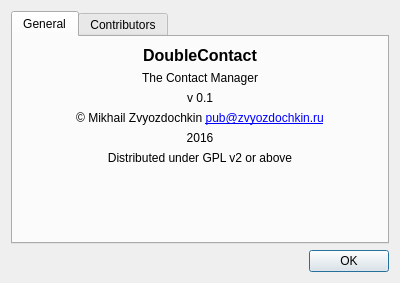
DarkHobbit/doublecontact, file app/aboutdialog.ui: the form before one commit.
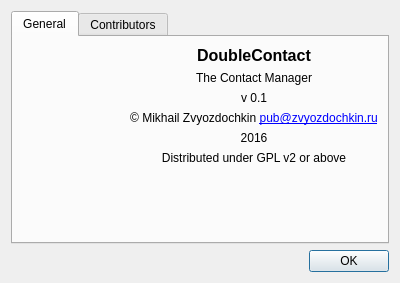
The form after the commit. Icons and pictures are not drawn.

Commit message: Icon added to about dialog. Desktop enrty added to debian package

Patch:
```diff
--- a/app/aboutdialog.ui
+++ b/app/aboutdialog.ui
@@ -25,6 +25,20 @@
       </attribute>
       <layout class="QVBoxLayout" name="verticalLayout_4">
        <item>
+        <layout class="QHBoxLayout" name="horizontalLayout">
+         <item>
+          <widget class="QLabel" name="lbIcon">
+           <property name="text">
+            <string/>
+           </property>
+           <property name="pixmap">
+            <pixmap resource="doublecontact.qrc">:/img/64x64/doublecontact_64x64.png</pixmap>
+           </property>
+          </widget>
+         </item>
+         <item>
+          <layout class="QVBoxLayout" name="verticalLayout_3">
+           <item>
         <widget class="QLabel" name="lbName">
          <property name="font">
           <font>
@@ -94,6 +108,10 @@
          </property>
         </widget>
        </item>
+          </layout>
+         </item>
+        </layout>
+       </item>
        <item>
         <spacer name="verticalSpacer">
          <property name="orientation">
```
Left out of the diff: 4 changed lines with no effect on the pictures. Lines whose indentation alone changed are shown as unchanged. The commit also changes 5 other files.
